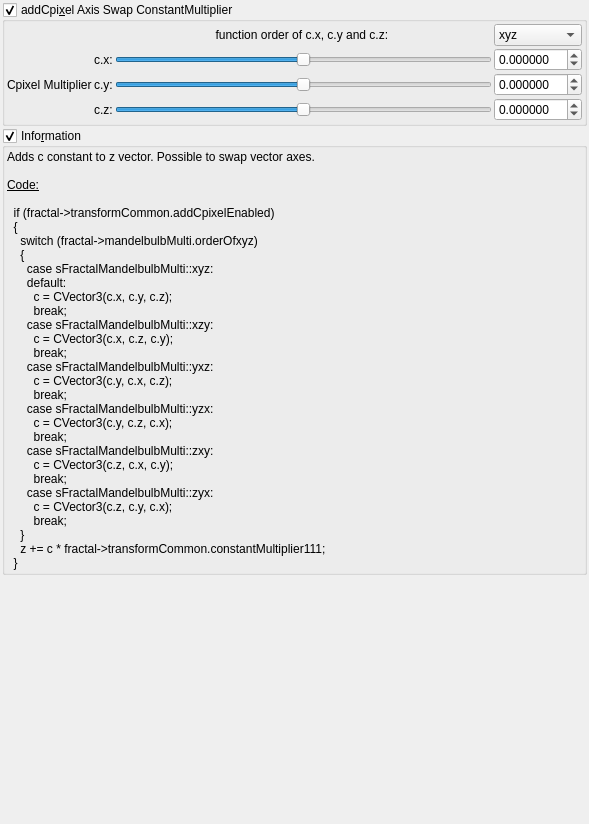
buddhi1980/mandelbulber2, file mandelbulber2/qt_data/fractal_transf_add_Cpixel_axis_swap.ui: the form before one commit.
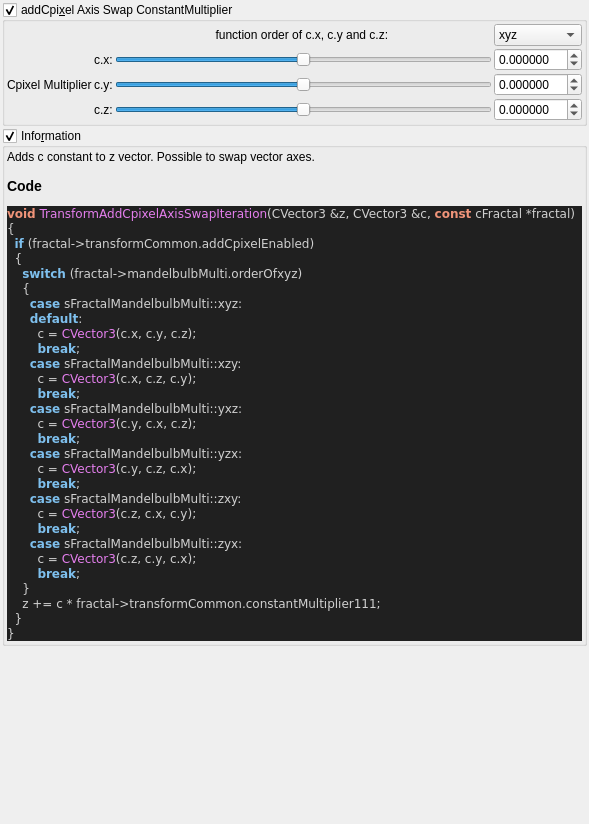
The form after the commit. Custom widgets are drawn as their Qt base class.

Commit message:
added all transforms information boxes
now all formulas can be parsed.

@buddhi do you got a reference for Xenodreambuie formula?

Diff of the .ui file:
```diff
--- a/mandelbulber2/qt_data/fractal_transf_add_Cpixel_axis_swap.ui
+++ b/mandelbulber2/qt_data/fractal_transf_add_Cpixel_axis_swap.ui
@@ -327,40 +327,50 @@
       <item>
        <widget class="QLabel" name="label_4">
         <property name="text">
-         <string>&lt;!DOCTYPE HTML PUBLIC &quot;-//W3C//DTD HTML 4.0//EN&quot; &quot;http://www.w3.org/TR/REC-html40/strict.dtd&quot;&gt;
-&lt;html&gt;&lt;head&gt;&lt;meta name=&quot;qrichtext&quot; content=&quot;1&quot; /&gt;&lt;style type=&quot;text/css&quot;&gt;
-p, li { white-space: pre-wrap; }
-&lt;/style&gt;&lt;/head&gt;&lt;body&gt;
-&lt;p style=&quot; margin-top:0px; margin-bottom:0px; margin-left:0px; margin-right:0px; -qt-block-indent:0; text-indent:0px;&quot;&gt;Adds c constant to z vector. Possible to swap vector axes.&lt;/p&gt;
-&lt;p style=&quot;-qt-paragraph-type:empty; margin-top:0px; margin-bottom:0px; margin-left:0px; margin-right:0px; -qt-block-indent:0; text-indent:0px;&quot;&gt;&lt;br /&gt;&lt;/p&gt;
-&lt;p style=&quot; margin-top:0px; margin-bottom:0px; margin-left:0px; margin-right:0px; -qt-block-indent:0; text-indent:0px;&quot;&gt;&lt;span style=&quot; text-decoration: underline;&quot;&gt;Code:&lt;/span&gt;&lt;/p&gt;
-&lt;p style=&quot;-qt-paragraph-type:empty; margin-top:0px; margin-bottom:0px; margin-left:0px; margin-right:0px; -qt-block-indent:0; text-indent:0px; text-decoration: underline;&quot;&gt;&lt;br /&gt;&lt;/p&gt;
-&lt;p style=&quot; margin-top:0px; margin-bottom:0px; margin-left:0px; margin-right:0px; -qt-block-indent:0; text-indent:0px;&quot;&gt;  if (fractal-&amp;gt;transformCommon.addCpixelEnabled)&lt;/p&gt;
-&lt;p style=&quot; margin-top:0px; margin-bottom:0px; margin-left:0px; margin-right:0px; -qt-block-indent:0; text-indent:0px;&quot;&gt;  {&lt;/p&gt;
-&lt;p style=&quot; margin-top:0px; margin-bottom:0px; margin-left:0px; margin-right:0px; -qt-block-indent:0; text-indent:0px;&quot;&gt;    switch (fractal-&amp;gt;mandelbulbMulti.orderOfxyz)&lt;/p&gt;
-&lt;p style=&quot; margin-top:0px; margin-bottom:0px; margin-left:0px; margin-right:0px; -qt-block-indent:0; text-indent:0px;&quot;&gt;    {&lt;/p&gt;
-&lt;p style=&quot; margin-top:0px; margin-bottom:0px; margin-left:0px; margin-right:0px; -qt-block-indent:0; text-indent:0px;&quot;&gt;      case sFractalMandelbulbMulti::xyz:&lt;/p&gt;
-&lt;p style=&quot; margin-top:0px; margin-bottom:0px; margin-left:0px; margin-right:0px; -qt-block-indent:0; text-indent:0px;&quot;&gt;      default:&lt;/p&gt;
-&lt;p style=&quot; margin-top:0px; margin-bottom:0px; margin-left:0px; margin-right:0px; -qt-block-indent:0; text-indent:0px;&quot;&gt;        c = CVector3(c.x, c.y, c.z);&lt;/p&gt;
-&lt;p style=&quot; margin-top:0px; margin-bottom:0px; margin-left:0px; margin-right:0px; -qt-block-indent:0; text-indent:0px;&quot;&gt;        break;&lt;/p&gt;
-&lt;p style=&quot; margin-top:0px; margin-bottom:0px; margin-left:0px; margin-right:0px; -qt-block-indent:0; text-indent:0px;&quot;&gt;      case sFractalMandelbulbMulti::xzy:&lt;/p&gt;
-&lt;p style=&quot; margin-top:0px; margin-bottom:0px; margin-left:0px; margin-right:0px; -qt-block-indent:0; text-indent:0px;&quot;&gt;        c = CVector3(c.x, c.z, c.y);&lt;/p&gt;
-&lt;p style=&quot; margin-top:0px; margin-bottom:0px; margin-left:0px; margin-right:0px; -qt-block-indent:0; text-indent:0px;&quot;&gt;        break;&lt;/p&gt;
-&lt;p style=&quot; margin-top:0px; margin-bottom:0px; margin-left:0px; margin-right:0px; -qt-block-indent:0; text-indent:0px;&quot;&gt;      case sFractalMandelbulbMulti::yxz:&lt;/p&gt;
-&lt;p style=&quot; margin-top:0px; margin-bottom:0px; margin-left:0px; margin-right:0px; -qt-block-indent:0; text-indent:0px;&quot;&gt;        c = CVector3(c.y, c.x, c.z);&lt;/p&gt;
-&lt;p style=&quot; margin-top:0px; margin-bottom:0px; margin-left:0px; margin-right:0px; -qt-block-indent:0; text-indent:0px;&quot;&gt;        break;&lt;/p&gt;
-&lt;p style=&quot; margin-top:0px; margin-bottom:0px; margin-left:0px; margin-right:0px; -qt-block-indent:0; text-indent:0px;&quot;&gt;      case sFractalMandelbulbMulti::yzx:&lt;/p&gt;
-&lt;p style=&quot; margin-top:0px; margin-bottom:0px; margin-left:0px; margin-right:0px; -qt-block-indent:0; text-indent:0px;&quot;&gt;        c = CVector3(c.y, c.z, c.x);&lt;/p&gt;
-&lt;p style=&quot; margin-top:0px; margin-bottom:0px; margin-left:0px; margin-right:0px; -qt-block-indent:0; text-indent:0px;&quot;&gt;        break;&lt;/p&gt;
-&lt;p style=&quot; margin-top:0px; margin-bottom:0px; margin-left:0px; margin-right:0px; -qt-block-indent:0; text-indent:0px;&quot;&gt;      case sFractalMandelbulbMulti::zxy:&lt;/p&gt;
-&lt;p style=&quot; margin-top:0px; margin-bottom:0px; margin-left:0px; margin-right:0px; -qt-block-indent:0; text-indent:0px;&quot;&gt;        c = CVector3(c.z, c.x, c.y);&lt;/p&gt;
-&lt;p style=&quot; margin-top:0px; margin-bottom:0px; margin-left:0px; margin-right:0px; -qt-block-indent:0; text-indent:0px;&quot;&gt;        break;&lt;/p&gt;
-&lt;p style=&quot; margin-top:0px; margin-bottom:0px; margin-left:0px; margin-right:0px; -qt-block-indent:0; text-indent:0px;&quot;&gt;      case sFractalMandelbulbMulti::zyx:&lt;/p&gt;
-&lt;p style=&quot; margin-top:0px; margin-bottom:0px; margin-left:0px; margin-right:0px; -qt-block-indent:0; text-indent:0px;&quot;&gt;        c = CVector3(c.z, c.y, c.x);&lt;/p&gt;
-&lt;p style=&quot; margin-top:0px; margin-bottom:0px; margin-left:0px; margin-right:0px; -qt-block-indent:0; text-indent:0px;&quot;&gt;        break;&lt;/p&gt;
-&lt;p style=&quot; margin-top:0px; margin-bottom:0px; margin-left:0px; margin-right:0px; -qt-block-indent:0; text-indent:0px;&quot;&gt;    }&lt;/p&gt;
-&lt;p style=&quot; margin-top:0px; margin-bottom:0px; margin-left:0px; margin-right:0px; -qt-block-indent:0; text-indent:0px;&quot;&gt;    z += c * fractal-&amp;gt;transformCommon.constantMultiplier111;&lt;/p&gt;
-&lt;p style=&quot; margin-top:0px; margin-bottom:0px; margin-left:0px; margin-right:0px; -qt-block-indent:0; text-indent:0px;&quot;&gt;  }&lt;/p&gt;&lt;/body&gt;&lt;/html&gt;</string>
+         <string>&lt;p&gt;Adds c constant to z vector. Possible to swap vector axes.&lt;/p&gt;&lt;table&gt;
+&lt;/table&gt;
+&lt;h3&gt;Code&lt;/h3&gt;
+&lt;!DOCTYPE HTML PUBLIC &quot;-//W3C//DTD HTML 4.0 Transitional//EN&quot;&gt;
+&lt;html&gt;
+&lt;head&gt;
+&lt;meta http-equiv=&quot;content-type&quot; content=&quot;text/html; charset=ISO-8859-1&quot;&gt;
+&lt;title&gt;Source file&lt;/title&gt;
+&lt;/head&gt;
+&lt;body style=&quot;background-color:#202020&quot;&gt;
+&lt;pre style=&quot;color:#d0d0d0; background-color:#202020;  font-family:'Courier New';&quot;&gt;&lt;span style=&quot;color:#f09479; font-weight:bold&quot;&gt;void&lt;/span&gt; &lt;span style=&quot;color:#e47eed&quot;&gt;TransformAddCpixelAxisSwapIteration&lt;/span&gt;&lt;span style=&quot;color:#d0d0d0&quot;&gt;(&lt;/span&gt;CVector3 &lt;span style=&quot;color:#d0d0d0&quot;&gt;&amp;amp;&lt;/span&gt;z&lt;span style=&quot;color:#d0d0d0&quot;&gt;,&lt;/span&gt; CVector3 &lt;span style=&quot;color:#d0d0d0&quot;&gt;&amp;amp;&lt;/span&gt;c&lt;span style=&quot;color:#d0d0d0&quot;&gt;,&lt;/span&gt; &lt;span style=&quot;color:#f09479; font-weight:bold&quot;&gt;const&lt;/span&gt; cFractal &lt;span style=&quot;color:#d0d0d0&quot;&gt;*&lt;/span&gt;fractal&lt;span style=&quot;color:#d0d0d0&quot;&gt;)&lt;/span&gt;
+&lt;span style=&quot;color:#d0d0d0&quot;&gt;{&lt;/span&gt;
+  &lt;span style=&quot;color:#7ec0ee; font-weight:bold&quot;&gt;if&lt;/span&gt; &lt;span style=&quot;color:#d0d0d0&quot;&gt;(&lt;/span&gt;fractal&lt;span style=&quot;color:#d0d0d0&quot;&gt;-&amp;gt;&lt;/span&gt;transformCommon&lt;span style=&quot;color:#d0d0d0&quot;&gt;.&lt;/span&gt;addCpixelEnabled&lt;span style=&quot;color:#d0d0d0&quot;&gt;)&lt;/span&gt;
+  &lt;span style=&quot;color:#d0d0d0&quot;&gt;{&lt;/span&gt;
+    &lt;span style=&quot;color:#7ec0ee; font-weight:bold&quot;&gt;switch&lt;/span&gt; &lt;span style=&quot;color:#d0d0d0&quot;&gt;(&lt;/span&gt;fractal&lt;span style=&quot;color:#d0d0d0&quot;&gt;-&amp;gt;&lt;/span&gt;mandelbulbMulti&lt;span style=&quot;color:#d0d0d0&quot;&gt;.&lt;/span&gt;orderOfxyz&lt;span style=&quot;color:#d0d0d0&quot;&gt;)&lt;/span&gt;
+    &lt;span style=&quot;color:#d0d0d0&quot;&gt;{&lt;/span&gt;
+      &lt;span style=&quot;color:#7ec0ee; font-weight:bold&quot;&gt;case&lt;/span&gt; sFractalMandelbulbMulti&lt;span style=&quot;color:#d0d0d0&quot;&gt;::&lt;/span&gt;xyz&lt;span style=&quot;color:#d0d0d0&quot;&gt;:&lt;/span&gt;
+      &lt;span style=&quot;color:#7ec0ee; font-weight:bold&quot;&gt;default&lt;/span&gt;&lt;span style=&quot;color:#d0d0d0&quot;&gt;:&lt;/span&gt;
+        c &lt;span style=&quot;color:#d0d0d0&quot;&gt;=&lt;/span&gt; &lt;span style=&quot;color:#e47eed&quot;&gt;CVector3&lt;/span&gt;&lt;span style=&quot;color:#d0d0d0&quot;&gt;(&lt;/span&gt;c&lt;span style=&quot;color:#d0d0d0&quot;&gt;.&lt;/span&gt;x&lt;span style=&quot;color:#d0d0d0&quot;&gt;,&lt;/span&gt; c&lt;span style=&quot;color:#d0d0d0&quot;&gt;.&lt;/span&gt;y&lt;span style=&quot;color:#d0d0d0&quot;&gt;,&lt;/span&gt; c&lt;span style=&quot;color:#d0d0d0&quot;&gt;.&lt;/span&gt;z&lt;span style=&quot;color:#d0d0d0&quot;&gt;);&lt;/span&gt;
+        &lt;span style=&quot;color:#7ec0ee; font-weight:bold&quot;&gt;break&lt;/span&gt;&lt;span style=&quot;color:#d0d0d0&quot;&gt;;&lt;/span&gt;
+      &lt;span style=&quot;color:#7ec0ee; font-weight:bold&quot;&gt;case&lt;/span&gt; sFractalMandelbulbMulti&lt;span style=&quot;color:#d0d0d0&quot;&gt;::&lt;/span&gt;xzy&lt;span style=&quot;color:#d0d0d0&quot;&gt;:&lt;/span&gt;
+        c &lt;span style=&quot;color:#d0d0d0&quot;&gt;=&lt;/span&gt; &lt;span style=&quot;color:#e47eed&quot;&gt;CVector3&lt;/span&gt;&lt;span style=&quot;color:#d0d0d0&quot;&gt;(&lt;/span&gt;c&lt;span style=&quot;color:#d0d0d0&quot;&gt;.&lt;/span&gt;x&lt;span style=&quot;color:#d0d0d0&quot;&gt;,&lt;/span&gt; c&lt;span style=&quot;color:#d0d0d0&quot;&gt;.&lt;/span&gt;z&lt;span style=&quot;color:#d0d0d0&quot;&gt;,&lt;/span&gt; c&lt;span style=&quot;color:#d0d0d0&quot;&gt;.&lt;/span&gt;y&lt;span style=&quot;color:#d0d0d0&quot;&gt;);&lt;/span&gt;
+        &lt;span style=&quot;color:#7ec0ee; font-weight:bold&quot;&gt;break&lt;/span&gt;&lt;span style=&quot;color:#d0d0d0&quot;&gt;;&lt;/span&gt;
+      &lt;span style=&quot;color:#7ec0ee; font-weight:bold&quot;&gt;case&lt;/span&gt; sFractalMandelbulbMulti&lt;span style=&quot;color:#d0d0d0&quot;&gt;::&lt;/span&gt;yxz&lt;span style=&quot;color:#d0d0d0&quot;&gt;:&lt;/span&gt;
+        c &lt;span style=&quot;color:#d0d0d0&quot;&gt;=&lt;/span&gt; &lt;span style=&quot;color:#e47eed&quot;&gt;CVector3&lt;/span&gt;&lt;span style=&quot;color:#d0d0d0&quot;&gt;(&lt;/span&gt;c&lt;span style=&quot;color:#d0d0d0&quot;&gt;.&lt;/span&gt;y&lt;span style=&quot;color:#d0d0d0&quot;&gt;,&lt;/span&gt; c&lt;span style=&quot;color:#d0d0d0&quot;&gt;.&lt;/span&gt;x&lt;span style=&quot;color:#d0d0d0&quot;&gt;,&lt;/span&gt; c&lt;span style=&quot;color:#d0d0d0&quot;&gt;.&lt;/span&gt;z&lt;span style=&quot;color:#d0d0d0&quot;&gt;);&lt;/span&gt;
+        &lt;span style=&quot;color:#7ec0ee; font-weight:bold&quot;&gt;break&lt;/span&gt;&lt;span style=&quot;color:#d0d0d0&quot;&gt;;&lt;/span&gt;
+      &lt;span style=&quot;color:#7ec0ee; font-weight:bold&quot;&gt;case&lt;/span&gt; sFractalMandelbulbMulti&lt;span style=&quot;color:#d0d0d0&quot;&gt;::&lt;/span&gt;yzx&lt;span style=&quot;color:#d0d0d0&quot;&gt;:&lt;/span&gt;
+        c &lt;span style=&quot;color:#d0d0d0&quot;&gt;=&lt;/span&gt; &lt;span style=&quot;color:#e47eed&quot;&gt;CVector3&lt;/span&gt;&lt;span style=&quot;color:#d0d0d0&quot;&gt;(&lt;/span&gt;c&lt;span style=&quot;color:#d0d0d0&quot;&gt;.&lt;/span&gt;y&lt;span style=&quot;color:#d0d0d0&quot;&gt;,&lt;/span&gt; c&lt;span style=&quot;color:#d0d0d0&quot;&gt;.&lt;/span&gt;z&lt;span style=&quot;color:#d0d0d0&quot;&gt;,&lt;/span&gt; c&lt;span style=&quot;color:#d0d0d0&quot;&gt;.&lt;/span&gt;x&lt;span style=&quot;color:#d0d0d0&quot;&gt;);&lt;/span&gt;
+        &lt;span style=&quot;color:#7ec0ee; font-weight:bold&quot;&gt;break&lt;/span&gt;&lt;span style=&quot;color:#d0d0d0&quot;&gt;;&lt;/span&gt;
+      &lt;span style=&quot;color:#7ec0ee; font-weight:bold&quot;&gt;case&lt;/span&gt; sFractalMandelbulbMulti&lt;span style=&quot;color:#d0d0d0&quot;&gt;::&lt;/span&gt;zxy&lt;span style=&quot;color:#d0d0d0&quot;&gt;:&lt;/span&gt;
+        c &lt;span style=&quot;color:#d0d0d0&quot;&gt;=&lt;/span&gt; &lt;span style=&quot;color:#e47eed&quot;&gt;CVector3&lt;/span&gt;&lt;span style=&quot;color:#d0d0d0&quot;&gt;(&lt;/span&gt;c&lt;span style=&quot;color:#d0d0d0&quot;&gt;.&lt;/span&gt;z&lt;span style=&quot;color:#d0d0d0&quot;&gt;,&lt;/span&gt; c&lt;span style=&quot;color:#d0d0d0&quot;&gt;.&lt;/span&gt;x&lt;span style=&quot;color:#d0d0d0&quot;&gt;,&lt;/span&gt; c&lt;span style=&quot;color:#d0d0d0&quot;&gt;.&lt;/span&gt;y&lt;span style=&quot;color:#d0d0d0&quot;&gt;);&lt;/span&gt;
+        &lt;span style=&quot;color:#7ec0ee; font-weight:bold&quot;&gt;break&lt;/span&gt;&lt;span style=&quot;color:#d0d0d0&quot;&gt;;&lt;/span&gt;
+      &lt;span style=&quot;color:#7ec0ee; font-weight:bold&quot;&gt;case&lt;/span&gt; sFractalMandelbulbMulti&lt;span style=&quot;color:#d0d0d0&quot;&gt;::&lt;/span&gt;zyx&lt;span style=&quot;color:#d0d0d0&quot;&gt;:&lt;/span&gt;
+        c &lt;span style=&quot;color:#d0d0d0&quot;&gt;=&lt;/span&gt; &lt;span style=&quot;color:#e47eed&quot;&gt;CVector3&lt;/span&gt;&lt;span style=&quot;color:#d0d0d0&quot;&gt;(&lt;/span&gt;c&lt;span style=&quot;color:#d0d0d0&quot;&gt;.&lt;/span&gt;z&lt;span style=&quot;color:#d0d0d0&quot;&gt;,&lt;/span&gt; c&lt;span style=&quot;color:#d0d0d0&quot;&gt;.&lt;/span&gt;y&lt;span style=&quot;color:#d0d0d0&quot;&gt;,&lt;/span&gt; c&lt;span style=&quot;color:#d0d0d0&quot;&gt;.&lt;/span&gt;x&lt;span style=&quot;color:#d0d0d0&quot;&gt;);&lt;/span&gt;
+        &lt;span style=&quot;color:#7ec0ee; font-weight:bold&quot;&gt;break&lt;/span&gt;&lt;span style=&quot;color:#d0d0d0&quot;&gt;;&lt;/span&gt;
+    &lt;span style=&quot;color:#d0d0d0&quot;&gt;}&lt;/span&gt;
+    z &lt;span style=&quot;color:#d0d0d0&quot;&gt;+=&lt;/span&gt; c &lt;span style=&quot;color:#d0d0d0&quot;&gt;*&lt;/span&gt; fractal&lt;span style=&quot;color:#d0d0d0&quot;&gt;-&amp;gt;&lt;/span&gt;transformCommon&lt;span style=&quot;color:#d0d0d0&quot;&gt;.&lt;/span&gt;constantMultiplier111&lt;span style=&quot;color:#d0d0d0&quot;&gt;;&lt;/span&gt;
+  &lt;span style=&quot;color:#d0d0d0&quot;&gt;}&lt;/span&gt;
+&lt;span style=&quot;color:#d0d0d0&quot;&gt;}&lt;/span&gt;
+&lt;/pre&gt;
+&lt;/body&gt;
+&lt;/html&gt;
+&lt;!--HTML generated by highlight 3.9, http://www.andre-simon.de/--&gt;
+</string>
         </property>
         <property name="wordWrap">
          <bool>true</bool>
```
Left out of the diff: 2 changed lines with no effect on the pictures. The commit also changes 75 other files.
